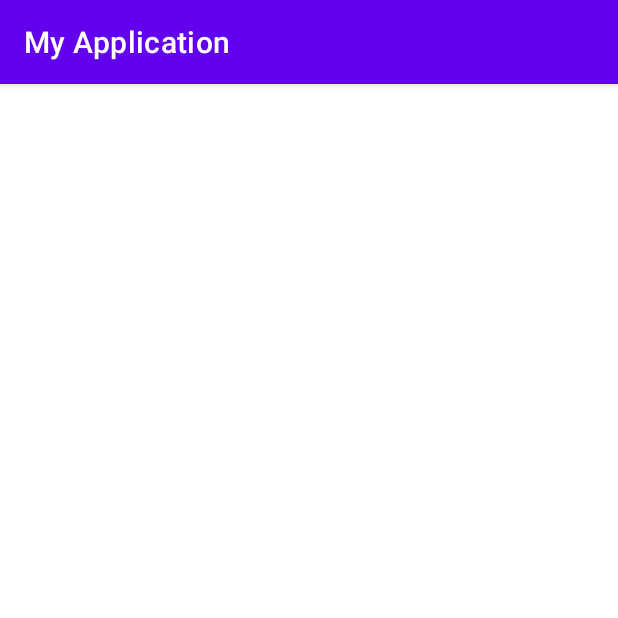
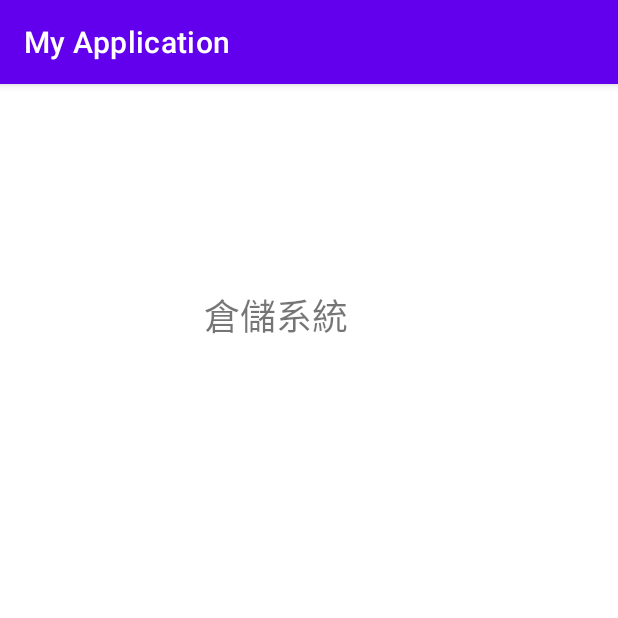
Before and after one commit to MUSE07123/MyApplication, an Android app: the MainActivity3 screen opened directly, with no data from a screen before it, on a phone screen of 412 x 824 dp, the top half of it. Run offline under Robolectric (Android 15) with nearby library versions, the phone set to English and light mode, and no system bars.

Commit message:
Git20220401第三頁
倉儲系統新增第三頁標題

```diff
--- a/app/src/main/res/layout/activity_main3.xml
+++ b/app/src/main/res/layout/activity_main3.xml
@@ -6,4 +6,14 @@
     android:layout_height="match_parent"
     tools:context=".MainActivity3">
 
+    <TextView
+        android:id="@+id/textView2"
+        android:layout_width="wrap_content"
+        android:layout_height="wrap_content"
+        android:layout_marginStart="136dp"
+        android:layout_marginTop="136dp"
+        android:text="倉儲系統"
+        android:textSize="24sp"
+        app:layout_constraintStart_toStartOf="parent"
+        app:layout_constraintTop_toTopOf="parent" />
 </androidx.constraintlayout.widget.ConstraintLayout>
```
